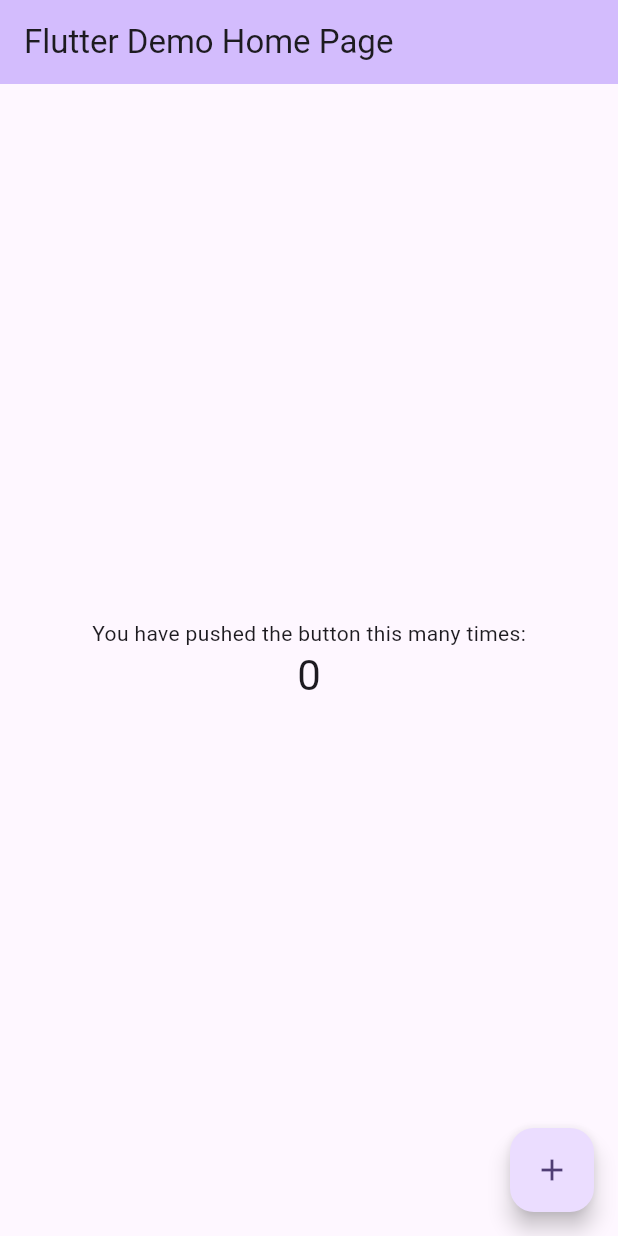
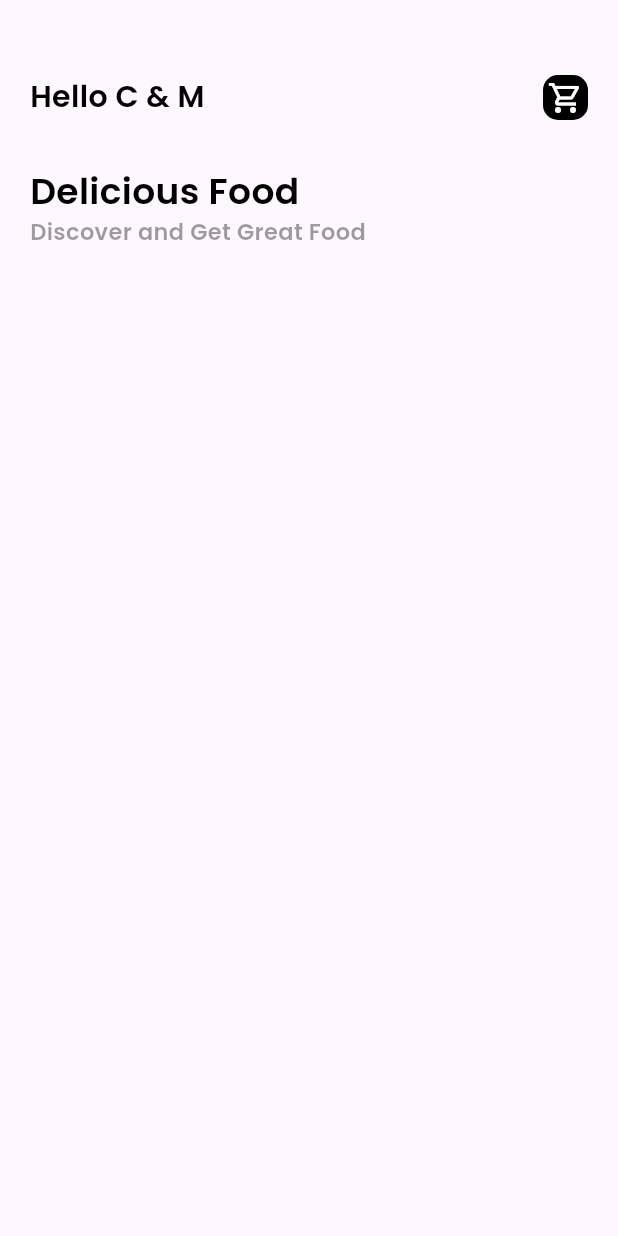
Before and after one commit to CassBo/bakery_app_cassiel_mariana, a Flutter app: the screen it shows after launch, on a phone screen of 412 x 824 dp. Run offline on Flutter 3.47's test engine with Material 3 defaults, Android fonts, the phone set to English and light mode, and no system bars.

Commit message:
Minutos 25:19

```diff
--- a/lib/main.dart
+++ b/lib/main.dart
@@ -1,3 +1,4 @@
+import 'package:bakery_app_cassiel_mariana/pages/home.dart';
 import 'package:flutter/material.dart';
 
 void main() {
@@ -30,7 +31,7 @@
         // tested with just a hot reload.
         colorScheme: ColorScheme.fromSeed(seedColor: Colors.deepPurple),
       ),
-      home: const MyHomePage(title: 'Flutter Demo Home Page'),
+      home: Home()
     );
   }
 }
--- /dev/null
+++ b/lib/pages/home.dart
@@ -0,0 +1,48 @@
+import 'package:bakery_app_cassiel_mariana/widget/widget_support.dart';
+import 'package:flutter/material.dart';
+
+class Home extends StatefulWidget {
+  const Home({super.key});
+
+  @override
+  State<Home> createState() => _HomeState();
+}
+
+class _HomeState extends State<Home> {
+  @override
+  Widget build(BuildContext context) {
+    return Scaffold(
+      body:Container(
+        margin: EdgeInsets.only(top: 50.0, left:20.0, right: 20.0),
+        child: Column(
+          crossAxisAlignment: CrossAxisAlignment.start,
+          children: [
+            Row(
+              mainAxisAlignment: MainAxisAlignment.spaceBetween,
+              children: [
+                Text(
+                  'Hello C & M',
+                  style: AppWidget.boldTextFeildStyle()
+                ),
+                Container(
+                padding: EdgeInsets.all(3),
+              decoration: BoxDecoration(color: Colors.black, borderRadius: BorderRadius.circular(10)),
+              child: Icon(Icons.shopping_cart_outlined, color: Colors.white,),
+            )
+              ],
+            ),
+             SizedBox(height: 30.0,),
+             Text(
+                  'Delicious Food',
+                  style: AppWidget.headlineTextFeildStyle()
+                ),
+              Text(
+                  'Discover and Get Great Food',
+                  style: AppWidget.lightTextFeildStyle()
+                ),
+          ],
+        ),
+      ),
+    );
+  }
+}
--- /dev/null
+++ b/lib/widget/widget_support.dart
@@ -0,0 +1,31 @@
+import 'package:flutter/material.dart';
+
+class AppWidget{
+
+  static TextStyle boldTextFeildStyle(){
+    return TextStyle(
+                  color: Colors.black,
+                  fontSize: 20.0,
+                  fontWeight: FontWeight.bold,
+                  fontFamily: 'Poppins'
+    );
+  }
+
+  static TextStyle headlineTextFeildStyle(){
+    return TextStyle(
+                  color: Colors.black,
+                  fontSize: 24.0,
+                  fontWeight: FontWeight.bold,
+                  fontFamily: 'Poppins'
+    );
+  }
+
+  static TextStyle lightTextFeildStyle(){
+    return TextStyle(
+                  color: Colors.black38,
+                  fontSize: 15.0,
+                  fontWeight: FontWeight.w500,
+                  fontFamily: 'Poppins'
+    );
+  }
+}
```
Also changed, not shown: pubspec.yaml (+4 -4 lines), fonts/Poppins-SemiBold.ttf (added).
